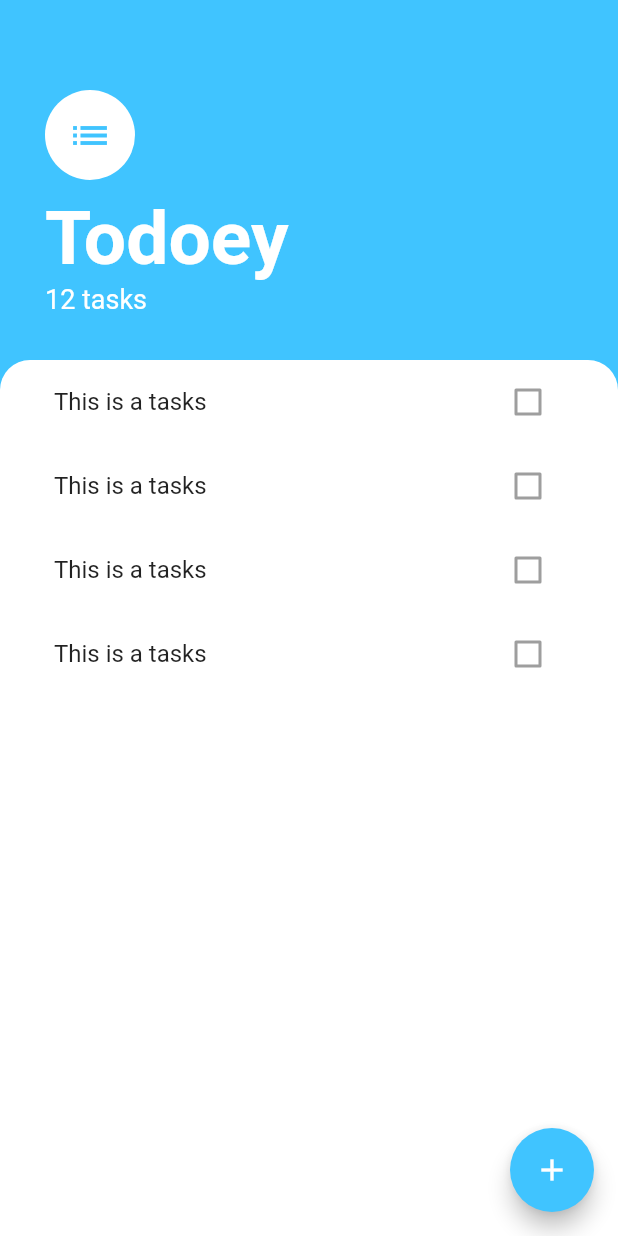
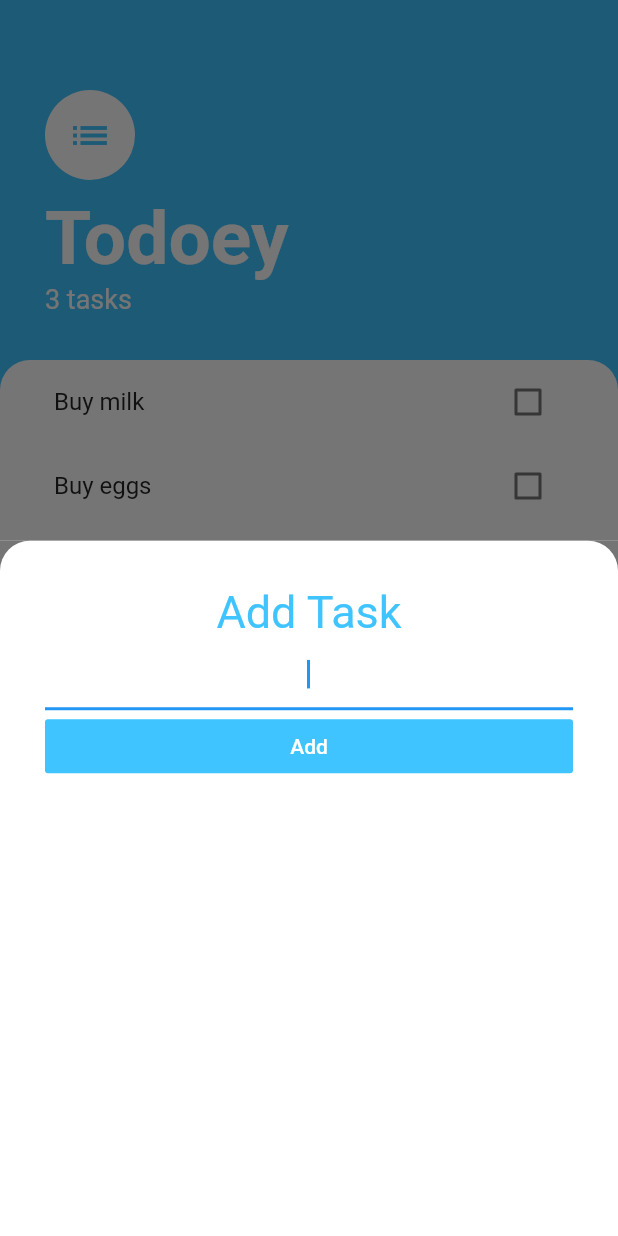
Before and after one commit to nischal08/todo-app-flutter, a Flutter app: the screen it shows after launch, after a tap on the "add" icon, on a phone screen of 412 x 824 dp. Run offline on Flutter 3.47's test engine with Material 2 defaults, Android fonts, the phone set to English and light mode, and no system bars.

```diff
--- /dev/null
+++ b/lib/models/task.dart
@@ -0,0 +1,10 @@
+class Task {
+  final String name;
+  bool isDone;
+
+  Task({this.name, this.isDone = false});
+
+  void toogleDone() {
+    isDone = !isDone;
+  }
+}
--- /dev/null
+++ b/lib/screens/add_task_screen.dart
@@ -0,0 +1,49 @@
+import 'package:flutter/material.dart';
+
+class AddTaskScreen extends StatelessWidget {
+  final Function addTaskCallback;
+  AddTaskScreen(this.addTaskCallback);
+  @override
+  Widget build(BuildContext context) {
+    String newTaskTitle;
+    return Container(
+      color: Color(0xff757575),
+      child: Container(
+        padding: EdgeInsets.all(30.0),
+        child: Column(
+          crossAxisAlignment: CrossAxisAlignment.stretch,
+          children: [
+            Text(
+              "Add Task",
+              textAlign: TextAlign.center,
+              style: TextStyle(fontSize: 30.0, color: Colors.lightBlueAccent),
+            ),
+            TextField(
+              autofocus: true,
+              textAlign: TextAlign.center,
+              onChanged: (newText) {
+                newTaskTitle = newText;
+              },
+            ),
+            FlatButton(
+              onPressed: () {
+                addTaskCallback(newTaskTitle);
+              },
+              child: Text(
+                "Add",
+                style: TextStyle(color: Colors.white),
+              ),
+              color: Colors.lightBlueAccent,
+            )
+          ],
+        ),
+        decoration: BoxDecoration(
+            color: Colors.white,
+            borderRadius: BorderRadius.only(
+              topLeft: Radius.circular(20.0),
+              topRight: Radius.circular(20.0),
+            )),
+      ),
+    );
+  }
+}
--- a/lib/screens/tasks_screen.dart
+++ b/lib/screens/tasks_screen.dart
@@ -1,14 +1,35 @@
 import 'package:flutter/cupertino.dart';
 import 'package:flutter/material.dart';
+import 'package:todoey/models/task.dart';
+import 'package:todoey/screens/add_task_screen.dart';
 import 'package:todoey/widgets/tasks_list.dart';
 
-class TasksScreen extends StatelessWidget {
+class TasksScreen extends StatefulWidget {
+  @override
+  _TasksScreenState createState() => _TasksScreenState();
+}
+
+class _TasksScreenState extends State<TasksScreen> {
+  List<Task> tasks = [
+    Task(name: "Buy milk"),
+    Task(name: "Buy eggs"),
+    Task(name: "Buy bread"),
+  ];
+
   @override
   Widget build(BuildContext context) {
     return Scaffold(
       backgroundColor: Colors.lightBlueAccent,
       floatingActionButton: FloatingActionButton(
-        onPressed: () {},
+        onPressed: () {
+          showModalBottomSheet(
+              context: context,
+              builder: (context) => AddTaskScreen((newTaskTile) {
+                    tasks.add(Task(name: newTaskTile));
+                    setState(() {});
+                    Navigator.pop(context);
+                  }));
+        },
         child: Icon(Icons.add),
         backgroundColor: Colors.lightBlueAccent,
       ),
@@ -45,7 +66,7 @@ class TasksScreen extends StatelessWidget {
                       fontWeight: FontWeight.w700),
                 ),
                 Text(
-                  "12 tasks",
+                  "${tasks.length} tasks",
                   style: TextStyle(
                     color: Colors.white,
                     fontSize: 18.0,
@@ -66,7 +87,7 @@ class TasksScreen extends StatelessWidget {
                   topLeft: Radius.circular(20.0),
                 ),
               ),
-              child: TasksList(),
+              child: TasksList(tasks),
             ),
           ),
         ],
--- a/lib/widgets/task_tile.dart
+++ b/lib/widgets/task_tile.dart
@@ -1,13 +1,36 @@
 import 'package:flutter/material.dart';
 
 class TaskTile extends StatelessWidget {
+  final bool isChecked;
+  final String taskTile;
+  final Function checkboxCallback;
+
+  TaskTile({this.isChecked, this.taskTile, this.checkboxCallback});
+
   @override
   Widget build(BuildContext context) {
     return ListTile(
-      title: Text("This is a tasks"),
+      title: Text(
+        taskTile,
+        style: TextStyle(
+            decoration: isChecked ? TextDecoration.lineThrough : null),
+      ),
       trailing: Checkbox(
-        value: false,
+        onChanged: checkboxCallback,
+        activeColor: Colors.lightBlueAccent,
+        value: isChecked,
       ),
     );
   }
 }
+
+// class TaskCheckbox extends StatelessWidget {
+//   final bool checkboxState;
+//   final Function toggleCheckboxState;
+//
+//   TaskCheckbox({this.checkboxState, this.toggleCheckboxState});
+//   @override
+//   Widget build(BuildContext context) {
+//     return;
+//   }
+// }
--- a/lib/widgets/tasks_list.dart
+++ b/lib/widgets/tasks_list.dart
@@ -1,18 +1,29 @@
-import 'package:flutter/gestures.dart';
 import 'package:flutter/material.dart';
+import 'package:todoey/models/task.dart';
 import 'package:todoey/widgets/task_tile.dart';
 
-class TasksList extends StatelessWidget {
+class TasksList extends StatefulWidget {
+  final List<Task> tasks;
+
+  TasksList(this.tasks);
+  @override
+  _TasksListState createState() => _TasksListState();
+}
+
+class _TasksListState extends State<TasksList> {
   @override
   Widget build(BuildContext context) {
-    return ListView(
-      dragStartBehavior: DragStartBehavior.down,
-      children: [
-        TaskTile(),
-        TaskTile(),
-        TaskTile(),
-        TaskTile(),
-      ],
+    return ListView.builder(
+      itemBuilder: (context, index) {
+        return TaskTile(
+            taskTile: widget.tasks[index].name,
+            isChecked: widget.tasks[index].isDone,
+            checkboxCallback: (checkboxState) {
+              widget.tasks[index].toogleDone();
+              setState(() {});
+            });
+      },
+      itemCount: widget.tasks.length,
     );
   }
 }
```
